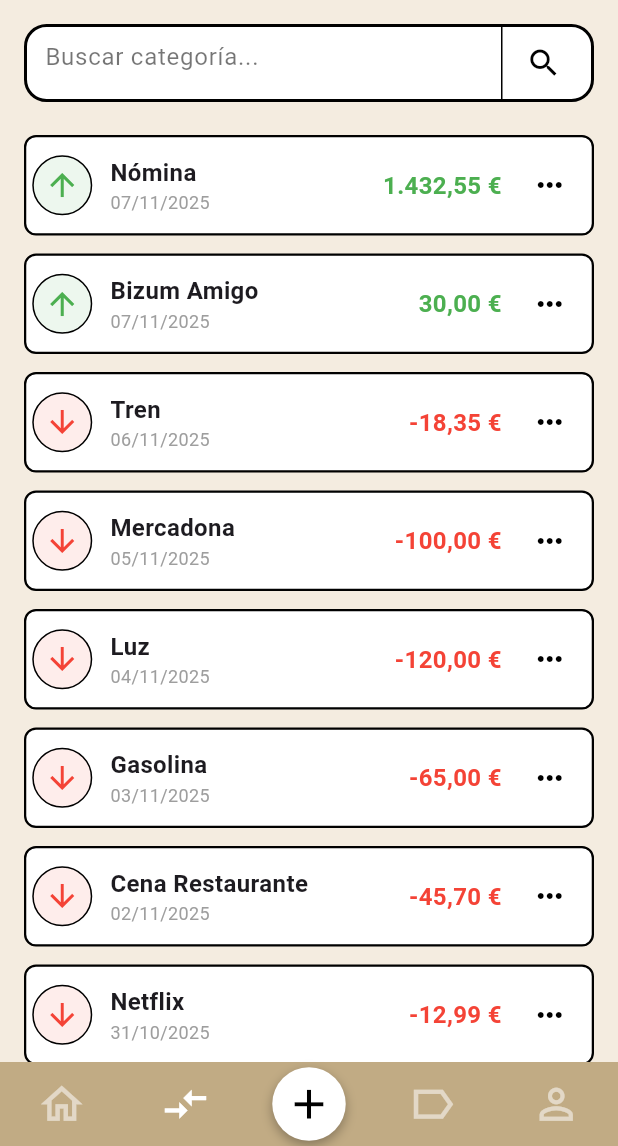
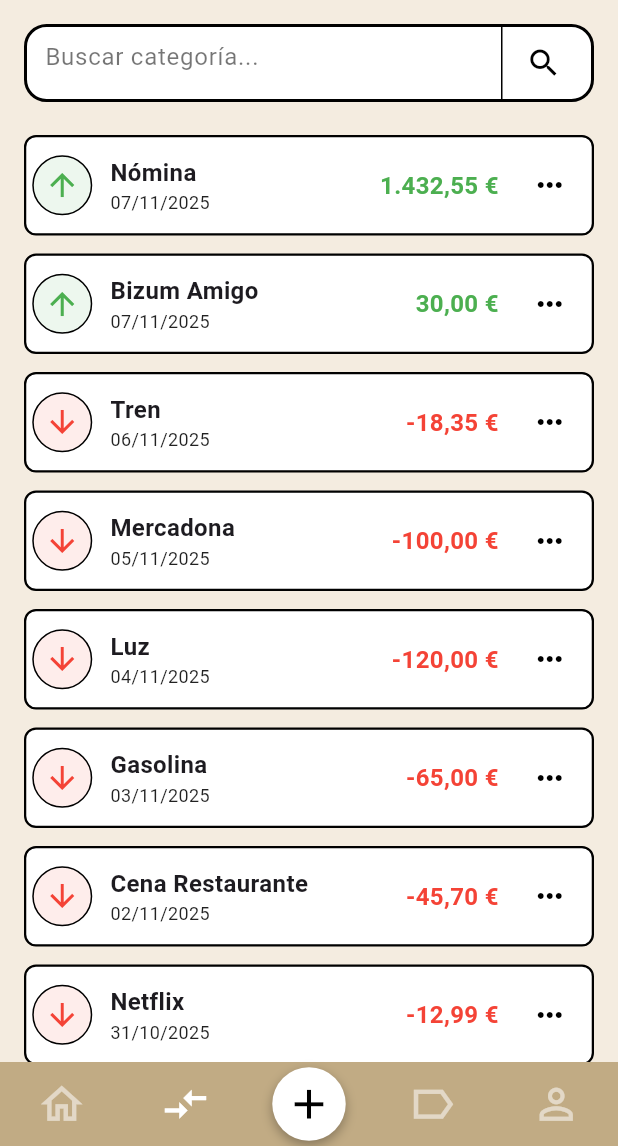
Before and after one commit to yunggraffs/chavocontrol_app, a Flutter app: the screen it shows after launch, item 2 of the bottom bar chosen, after a tap on the "keyboard control" icon, on a phone screen of 412 x 824 dp, the part 90-1236 px from its top. Run offline on Flutter 3.47's test engine with Material 3 defaults, Android fonts, the phone set to English and light mode, and no system bars.

Commit message:
main_screen/estilo hecho

```diff
--- a/lib/presentation/screens/main_body.dart
+++ b/lib/presentation/screens/main_body.dart
@@ -1,58 +1,41 @@
 import 'package:flutter/material.dart';
+
 // NOTE: Se elimina el import de 'package:provider/provider.dart'
 import 'package:chavocontrol_app/presentation/widgets/card_saldo.dart';
 import 'package:chavocontrol_app/presentation/widgets/movement_list_item.dart';
-import 'package:chavocontrol_app/data/database/fake_data.dart'; // Importa la data
+import 'package:chavocontrol_app/data/database/fake_data.dart';
+
+import '../../config/app_colors.dart'; // Importa la data
 
 class MainBody extends StatelessWidget {
   const MainBody({super.key});
 
-  static const double borderRadius = 20.0;
-
   @override
   Widget build(BuildContext context) {
-
-    // 1. Obtener la lista de movimientos y calcular el saldo (ACCESO ESTÁTICO)
+    // Obtener la lista de movimientos y calcular el saldo (ACCESO ESTÁTICO)
     final List movimientos = FakeData.kFakeMovimientos;
     final double saldoTotal = FakeData.getSaldoTotal();
 
-    // 2. Contenedor exterior para definir el borde.
+    // Contenedor exterior para definir el borde.
     return Container(
-      padding: const EdgeInsets.all(8.0),
-      margin: const EdgeInsets.all(8),
-      decoration: BoxDecoration(
-        color: Colors.transparent,
-        borderRadius: BorderRadius.circular(borderRadius),
-        border: Border.all(
-          color: Colors.black,
-          width: 3.0,
-        ),
-      ),
-
-      child: ClipRRect(
-        borderRadius: BorderRadius.circular(borderRadius - 1),
-
-        child: Container(
-          color: Colors.white,
+      color: AppColors.containerBackground,
       child: Column(
         children: [
-              // 3. Pasamos el saldo total al CardSaldo
+          // Pasamos el saldo total al CardSaldo
           CardSaldo(saldo: saldoTotal),
 
           // ZONA SCROLLABLE
           Expanded(
             child: ListView.builder(
-                  itemCount: movimientos.length,
+              itemCount: 6,
               itemBuilder: (context, index) {
                 final movimiento = movimientos[index];
-                    return MovementListItem(movimiento: movimiento);
+                return MovementListItem(movimiento: movimiento, isEditable: false,);
               },
             ),
           ),
         ],
       ),
-        ),
-      ),
     );
   }
 }
--- a/lib/presentation/screens/movements_body.dart
+++ b/lib/presentation/screens/movements_body.dart
@@ -26,7 +26,7 @@ class MovementsBody extends StatelessWidget {
               itemCount: movimientos.length,
               itemBuilder: (context, index) {
                 final movimiento = movimientos[index];
-                return MovementListItem(movimiento: movimiento);
+                return MovementListItem(movimiento: movimiento, isEditable: true,);
               },
             ),
           ),
--- a/lib/presentation/widgets/card_saldo.dart
+++ b/lib/presentation/widgets/card_saldo.dart
@@ -25,17 +25,16 @@ class CardSaldo extends StatelessWidget {
     return Card(
       margin: const EdgeInsets.fromLTRB(16.0, 16.0, 16.0, 8.0),
       shape: RoundedRectangleBorder(
-        borderRadius: BorderRadius.circular(25.0),
+        borderRadius: BorderRadius.circular(8.0),
         side: const BorderSide(
           color: Colors.black,
-          width: 2.0,
+          width: 1.5,
         ),
       ),
       color: Colors.white,
-      elevation: 0,
 
       child: Container(
-        height: 150,
+        height: 120,
         width: double.infinity,
         padding: const EdgeInsets.all(16.0),
         alignment: Alignment.center,
--- a/lib/presentation/widgets/movement_list_item.dart
+++ b/lib/presentation/widgets/movement_list_item.dart
@@ -2,19 +2,24 @@ import 'package:flutter/material.dart';
 import 'package:intl/intl.dart'; // Importamos la librería para formateo de moneda
 import 'package:chavocontrol_app/models/movimiento.dart';
 
-import '../../config/app_colors.dart';
-
 class MovementListItem extends StatelessWidget {
   final Movimiento movimiento;
+  final bool isEditable;
 
-  const MovementListItem({super.key, required this.movimiento});
+  const MovementListItem({
+    super.key,
+    required this.movimiento,
+    required this.isEditable,
+  });
 
   @override
   Widget build(BuildContext context) {
     // 1. Lógica Central: Determinar si es Ingreso o Gasto según el signo del importe
     final bool isIncome = movimiento.importe >= 0;
     final Color arrowColor = isIncome ? Colors.green : Colors.red;
-    final IconData arrowIcon = isIncome ? Icons.arrow_upward : Icons.arrow_downward;
+    final IconData arrowIcon = isIncome
+        ? Icons.arrow_upward
+        : Icons.arrow_downward;
 
     // 2. Formateo de Moneda: Usamos NumberFormat de la librería intl
     // Esto asegura el formato de decimales y el símbolo € correcto
@@ -30,7 +35,6 @@ class MovementListItem extends StatelessWidget {
 
     // 3. Formateo de Fecha (Opcional, pero útil)
     final String dateText = DateFormat('dd/MM/yyyy').format(movimiento.fecha);
-
 
     return Padding(
       padding: const EdgeInsets.symmetric(horizontal: 16.0, vertical: 6.0),
@@ -59,7 +63,9 @@ class MovementListItem extends StatelessWidget {
                       border: Border.all(color: Colors.black, width: 1.0),
                       borderRadius: BorderRadius.circular(20.0),
                       // Usar withAlpha en lugar de withOpacity para evitar deprecation warning
-                      color: isIncome ? Colors.green.withAlpha(255 * 0.1 ~/ 1) : Colors.red.withAlpha(255 * 0.1 ~/ 1),
+                      color: isIncome
+                          ? Colors.green.withAlpha(255 * 0.1 ~/ 1)
+                          : Colors.red.withAlpha(255 * 0.1 ~/ 1),
                     ),
                     child: Icon(arrowIcon, color: arrowColor, size: 24),
                   ),
@@ -72,12 +78,18 @@ class MovementListItem extends StatelessWidget {
                     children: [
                       Text(
                         movimiento.nombre,
-                        style: const TextStyle(fontWeight: FontWeight.bold, fontSize: 16),
+                        style: const TextStyle(
+                          fontWeight: FontWeight.bold,
+                          fontSize: 16,
+                        ),
                       ),
                       // Opcional: Mostrar la fecha debajo del nombre
                       Text(
                         dateText,
-                        style: const TextStyle(fontSize: 12, color: Colors.grey),
+                        style: const TextStyle(
+                          fontSize: 12,
+                          color: Colors.black87,
+                        ),
                       ),
                     ],
                   ),
@@ -89,27 +101,33 @@ class MovementListItem extends StatelessWidget {
                 mainAxisSize: MainAxisSize.min,
                 children: [
                   // Importe del movimiento
-                  Text(
-                    amountText, // Usa el importe formateado, con el signo ya incluido
+                  Container(
+                    padding: EdgeInsets.only(right: 10),
+                    child: Text(
+                      amountText,
+                      // Usa el importe formateado, con el signo ya incluido
                       style: TextStyle(
                         color: arrowColor,
                         fontWeight: FontWeight.bold,
                         fontSize: 16,
                       ),
                     ),
-
-                  // AÑADIMOS ESTE ESPACIO PARA SEPARAR EL IMPORTE DEL BOTÓN
-                  const SizedBox(width: 8.0), // <-- AUMENTA ESTE VALOR PARA MÁS SEPARACIÓN
+                  ),
 
                   // Botón de opciones (3 puntos)
+                  // Solo aparece si isEditable = true
+                  if (isEditable) ...[
                     IconButton(
                       icon: const Icon(Icons.more_horiz, color: Colors.black),
                       onPressed: () {
                         // Lógica para mostrar opciones de editar/eliminar
                       },
-                    padding: EdgeInsets.zero,
-                    constraints: const BoxConstraints(minWidth: 40, minHeight: 40), // Le damos un tamaño mínimo decente
+                      constraints: const BoxConstraints(
+                        minWidth: 40,
+                        minHeight: 40,
+                      ), // Le damos un tamaño mínimo decente
                     ),
+                  ],
                 ],
               ),
             ],
```
Lines whose indentation alone changed are shown as unchanged.
